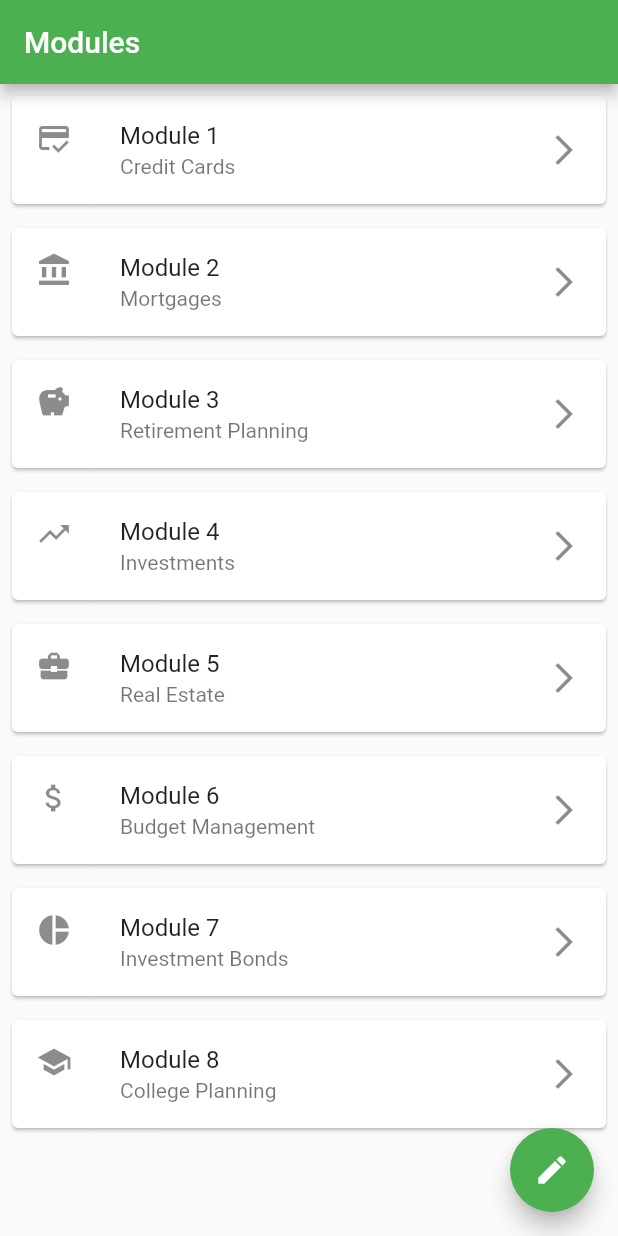
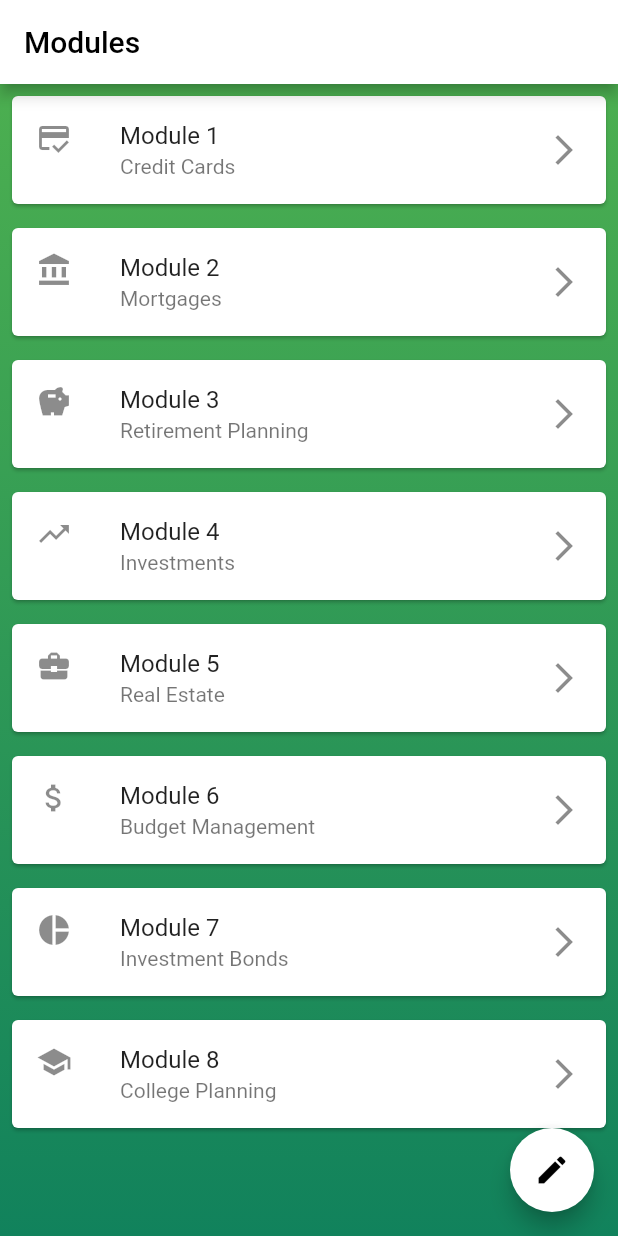
Before and after one commit to kygoben/hackutd, a Flutter app: the screen it shows after launch, on a phone screen of 412 x 824 dp. Run offline on Flutter 3.47's test engine with Material 2 defaults, Android fonts, the phone set to English and light mode, and no system bars.

Commit message:
Changes app bar to white

```diff
--- a/finteach/lib/Presentation/app.dart
+++ b/finteach/lib/Presentation/app.dart
@@ -16,7 +16,7 @@ class ModuleList extends StatelessWidget {
         onTap: () {
           Navigator.push(
             context,
-            MaterialPageRoute(builder: (context) => LessonPage(moduleNumber: chapter.number)), // Ensure you are passing the right argument
+            MaterialPageRoute(builder: (context) => LessonPage(moduleNumber: chapter.number)),
           );
         },
       );
@@ -24,10 +24,24 @@ class ModuleList extends StatelessWidget {
 
     return Scaffold(
       appBar: AppBar(
-        title: Text('Modules'),
+        title: Text('Modules', style: TextStyle(color: Colors.black)), // Adjust the title color if needed
+        backgroundColor: Colors.white, // Sets the AppBar background to white
+        iconTheme: IconThemeData(color: Colors.black), // Adjust the AppBar icon color if needed
       ),
-      body: ListView(
-        children: moduleTiles,
+      body: Container(
+        decoration: const BoxDecoration(
+          gradient: LinearGradient(
+            colors: [
+              Colors.green, // Lighter green gradient
+              Color(0xFF11825C), // Darker green gradient
+            ],
+            begin: Alignment.topCenter,
+            end: Alignment.bottomCenter,
+          ),
+        ),
+        child: ListView(
+          children: moduleTiles,
+        ),
       ),
       floatingActionButton: FloatingActionButton(
         onPressed: () {
@@ -36,7 +50,8 @@ class ModuleList extends StatelessWidget {
             MaterialPageRoute(builder: (context) => PracticePage()),
           );
         },
-        child: Icon(Icons.edit),
+        child: Icon(Icons.edit, color: Colors.black), // Adjust the FAB icon color if needed
+        backgroundColor: Colors.white, // Adjust the FAB color if needed
         tooltip: 'Practice',
       ),
     );
@@ -62,7 +77,7 @@ class ModuleTile extends StatelessWidget {
     return Card(
       margin: const EdgeInsets.all(8.0),
       child: ListTile(
-        leading: Icon(icon), // Insert icon here
+        leading: Icon(icon),
         title: Text(title),
         subtitle: Text(subtitle),
         trailing: Icon(Icons.arrow_forward_ios),
--- a/finteach/lib/main.dart
+++ b/finteach/lib/main.dart
@@ -11,7 +11,7 @@ class MyApp extends StatelessWidget {
     return MaterialApp(
       title: 'Flutter Demo',
       theme: ThemeData(
-        primarySwatch: Colors.green,
+
       ),
       home: ModuleList(),
     );
```
